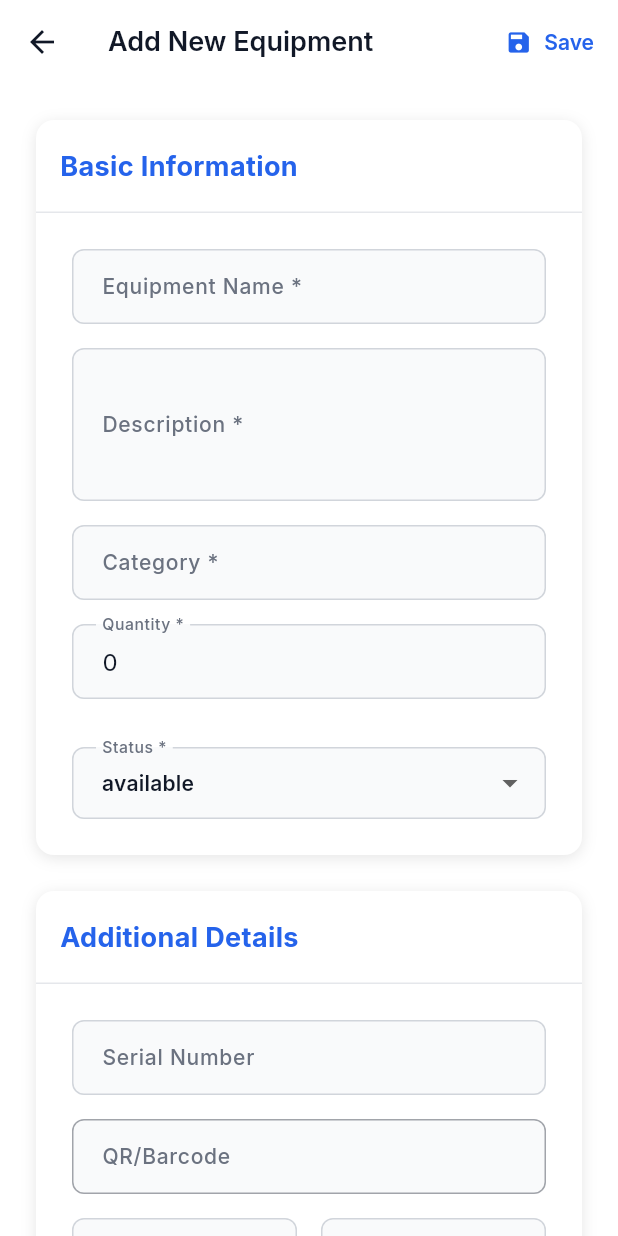
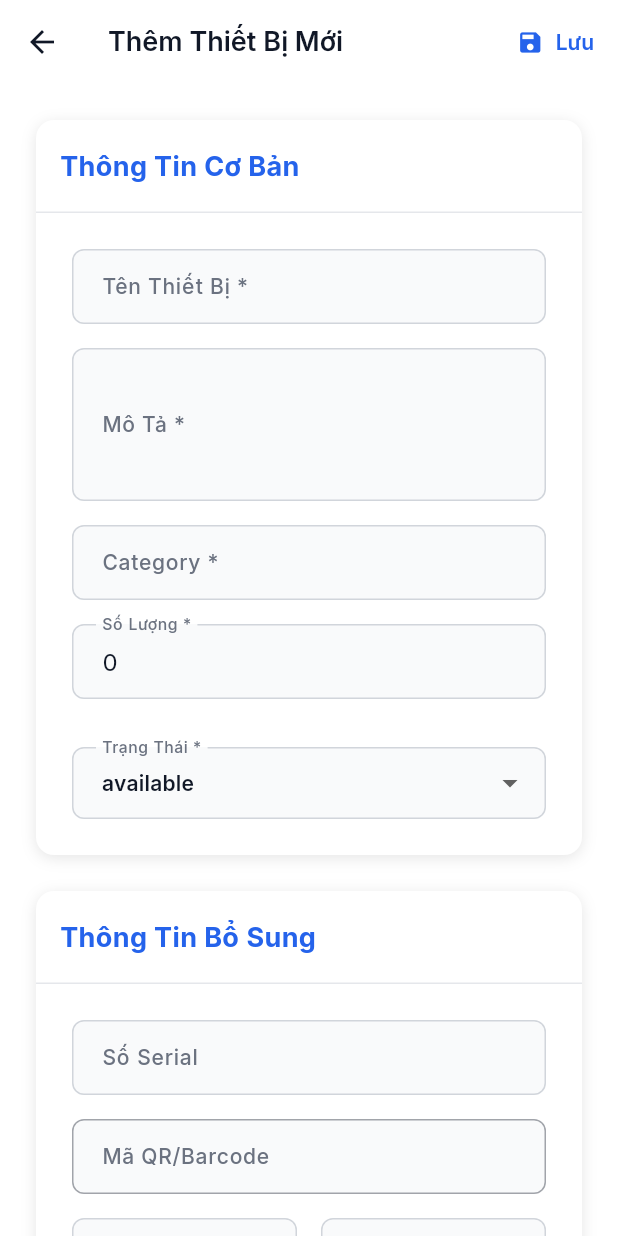
Before and after one commit to nyctophilia1306/medical-equipment-management, a Flutter app: the EquipmentFormScreen screen opened directly, on a phone screen of 412 x 824 dp. Run offline on Flutter 3.47's test engine with Material 3 defaults, Android fonts, the phone set to English and light mode, and no system bars; our stand-ins replace file_picker, fl_chart, google_fonts, qr_flutter, shared_preferences, supabase_flutter; missing offline and left inert: dart:html, excel, mobile_scanner; accounts and stored records are empty.

Commit message:
Translate equipment forms and catalog to Vietnamese

```diff
--- a/lib/screens/equipment/equipment_catalog_screen.dart
+++ b/lib/screens/equipment/equipment_catalog_screen.dart
@@ -746,7 +746,7 @@ class _EquipmentCard extends StatelessWidget {
 
             const SizedBox(height: 16),
             Text(
-              'Serial Number: ${item.serialNumber ?? "N/A"}',
+              'Số Serial: ${item.serialNumber ?? "Không có"}',
               style: TextStyle(fontSize: 12, color: AppColors.textSecondary),
             ),
           ],
--- a/lib/screens/equipment/equipment_form_screen.dart
+++ b/lib/screens/equipment/equipment_form_screen.dart
@@ -356,12 +356,12 @@ class _EquipmentFormScreenState extends State<EquipmentFormScreen> {
   Widget build(BuildContext context) {
     return Scaffold(
       appBar: AppBar(
-        title: Text(_isEdit ? 'Edit Equipment' : 'Add New Equipment'),
+        title: Text(_isEdit ? 'Sửa Thiết Bị' : 'Thêm Thiết Bị Mới'),
         actions: [
           TextButton.icon(
             onPressed: _isLoading ? null : _saveEquipment,
             icon: const Icon(Icons.save),
-            label: Text(_isLoading ? 'Saving...' : 'Save'),
+            label: Text(_isLoading ? 'Đang Lưu...' : 'Lưu'),
           ),
         ],
       ),
@@ -406,17 +406,17 @@ class _EquipmentFormScreenState extends State<EquipmentFormScreen> {
 
             // Basic Information Card
             _buildSectionCard(
-              title: 'Basic Information',
+              title: 'Thông Tin Cơ Bản',
               children: [
                 TextFormField(
                   controller: _nameController,
                   decoration: const InputDecoration(
-                    labelText: 'Equipment Name *',
-                    hintText: 'Enter the equipment name',
+                    labelText: 'Tên Thiết Bị *',
+                    hintText: 'Nhập tên thiết bị',
                   ),
                   validator: (value) {
                     if (value == null || value.isEmpty) {
-                      return 'Equipment name is required';
+                      return 'Tên thiết bị là bắt buộc';
                     }
                     return null;
                   },
@@ -426,13 +426,13 @@ class _EquipmentFormScreenState extends State<EquipmentFormScreen> {
                 TextFormField(
                   controller: _descriptionController,
                   decoration: const InputDecoration(
-                    labelText: 'Description *',
-                    hintText: 'Enter the equipment description',
+                    labelText: 'Mô Tả *',
+                    hintText: 'Nhập mô tả thiết bị',
                   ),
                   maxLines: 3,
                   validator: (value) {
                     if (value == null || value.isEmpty) {
-                      return 'Description is required';
+                      return 'Mô tả là bắt buộc';
                     }
                     return null;
                   },
@@ -445,17 +445,17 @@ class _EquipmentFormScreenState extends State<EquipmentFormScreen> {
                 TextFormField(
                   controller: _quantityController,
                   decoration: const InputDecoration(
-                    labelText: 'Quantity *',
-                    hintText: 'Enter number of units',
+                    labelText: 'Số Lượng *',
+                    hintText: 'Nhập số lượng',
                   ),
                   keyboardType: TextInputType.number,
                   inputFormatters: [FilteringTextInputFormatter.digitsOnly],
                   validator: (value) {
                     if (value == null || value.isEmpty) {
-                      return 'Quantity is required';
+                      return 'Số lượng là bắt buộc';
                     }
                     if (int.tryParse(value) == null) {
-                      return 'Must be a valid number';
+                      return 'Phải là số hợp lệ';
                     }
                     return null;
                   },
@@ -467,7 +467,7 @@ class _EquipmentFormScreenState extends State<EquipmentFormScreen> {
                 DropdownButtonFormField<String>(
                   initialValue: _statusController.text,
                   decoration: const InputDecoration(
-                    labelText: 'Status *',
+                    labelText: 'Trạng Thái *',
                   ),
                   items: _statuses.map((status) => DropdownMenuItem<String>(
                     value: status,
@@ -480,7 +480,7 @@ class _EquipmentFormScreenState extends State<EquipmentFormScreen> {
                   },
                   validator: (value) {
                     if (value == null || value.isEmpty) {
-                      return 'Status is required';
+                      return 'Trạng thái là bắt buộc';
                     }
                     return null;
                   },
@@ -490,13 +490,13 @@ class _EquipmentFormScreenState extends State<EquipmentFormScreen> {
 
             // Details Card
             _buildSectionCard(
-              title: 'Additional Details',
+              title: 'Thông Tin Bổ Sung',
               children: [
                 TextFormField(
                   controller: _serialNumberController,
                   decoration: const InputDecoration(
-                    labelText: 'Serial Number',
-                    hintText: 'Enter serial number (optional)',
+                    labelText: 'Số Serial',
+                    hintText: 'Nhập số serial (tùy chọn)',
                   ),
                   onChanged: (value) {
                     // Auto-sync QR code with serial number
@@ -508,8 +508,8 @@ class _EquipmentFormScreenState extends State<EquipmentFormScreen> {
                 TextFormField(
                   controller: _qrCodeController,
                   decoration: const InputDecoration(
-                    labelText: 'QR/Barcode',
-                    hintText: 'Same as Serial Number (auto-filled)',
+                    labelText: 'Mã QR/Barcode',
+                    hintText: 'Giống số serial (tự động điền)',
                     enabled: false,
                   ),
                   enabled: false,
@@ -527,7 +527,7 @@ class _EquipmentFormScreenState extends State<EquipmentFormScreen> {
                           });
                         },
                         icon: Icon(_showQrCode ? Icons.visibility_off : Icons.qr_code_2),
-                        label: Text(_showQrCode ? 'Hide QR Code' : 'Show QR Code'),
+                        label: Text(_showQrCode ? 'Ẩn Mã QR' : 'Hiện Mã QR'),
                         style: ElevatedButton.styleFrom(
                           backgroundColor: AppColors.primaryBlue,
                           foregroundColor: AppColors.textOnPrimary,
@@ -538,7 +538,7 @@ class _EquipmentFormScreenState extends State<EquipmentFormScreen> {
                         ElevatedButton.icon(
                           onPressed: _downloadQrCode,
                           icon: const Icon(Icons.download),
-                          label: const Text('Download PNG'),
+                          label: const Text('Tải Xuống PNG'),
                           style: ElevatedButton.styleFrom(
                             backgroundColor: AppColors.successGreen,
                             foregroundColor: AppColors.textOnPrimary,
@@ -565,8 +565,8 @@ class _EquipmentFormScreenState extends State<EquipmentFormScreen> {
                       child: TextFormField(
                         controller: _manufacturerController,
                         decoration: const InputDecoration(
-                          labelText: 'Manufacturer',
-                          hintText: 'Enter manufacturer name',
+                          labelText: 'Nhà Sản Xuất',
+                          hintText: 'Nhập tên nhà sản xuất',
                         ),
                       ),
                     ),
@@ -575,8 +575,8 @@ class _EquipmentFormScreenState extends State<EquipmentFormScreen> {
                       child: TextFormField(
                         controller: _modelController,
                         decoration: const InputDecoration(
-                          labelText: 'Model',
-                          hintText: 'Enter model number',
+                          labelText: 'Mẫu Mã',
+                          hintText: 'Nhập mã mẫu',
                         ),
                       ),
                     ),
@@ -587,8 +587,8 @@ class _EquipmentFormScreenState extends State<EquipmentFormScreen> {
                 TextFormField(
                   controller: _imageUrlController,
                   decoration: const InputDecoration(
-                    labelText: 'Image URL',
-                    hintText: 'Enter URL to equipment image',
+                    labelText: 'Đường Dẫn Hình Ảnh',
+                    hintText: 'Nhập URL hình ảnh thiết bị',
                   ),
                 ),
                 const SizedBox(height: AppConstants.paddingMedium),
@@ -596,8 +596,8 @@ class _EquipmentFormScreenState extends State<EquipmentFormScreen> {
                 TextFormField(
                   controller: _notesController,
                   decoration: const InputDecoration(
-                    labelText: 'Notes',
-                    hintText: 'Enter any additional notes',
+                    labelText: 'Ghi Chú',
+                    hintText: 'Nhập ghi chú bổ sung',
                   ),
                   maxLines: 3,
                 ),
--- a/lib/screens/equipment/equipment_import_preview_screen.dart
+++ b/lib/screens/equipment/equipment_import_preview_screen.dart
@@ -154,7 +154,7 @@ class _EquipmentImportPreviewDialogState
     if (missingCategory.isNotEmpty) {
       ScaffoldMessenger.of(context).showSnackBar(
         const SnackBar(
-          content: Text('Please select category for all equipment'),
+          content: Text('Vui lòng chọn danh mục cho tất cả thiết bị'),
           backgroundColor: Colors.red,
         ),
       );
@@ -421,7 +421,7 @@ class _EquipmentImportPreviewDialogState
               DropdownButtonFormField<int>(
                 initialValue: row.categoryId,
                 decoration: const InputDecoration(
-                  labelText: 'Category',
+                  labelText: 'Danh Mục',
                   border: OutlineInputBorder(),
                   isDense: true,
                   contentPadding: EdgeInsets.symmetric(
@@ -521,7 +521,7 @@ class _EquipmentImportPreviewDialogState
                     ),
                   )
                 : const Icon(Icons.save),
-            label: Text(_importing ? 'Saving...' : 'Save All'),
+            label: Text(_importing ? 'Đang Lưu...' : 'Lưu Tất Cả'),
             style: ElevatedButton.styleFrom(
               backgroundColor: Colors.green,
               foregroundColor: Colors.white,
```
Also changed, not shown: 3 other files.
